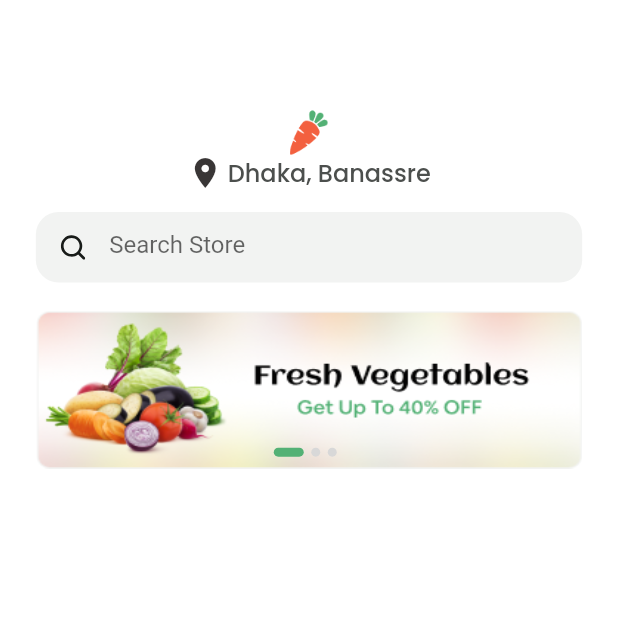
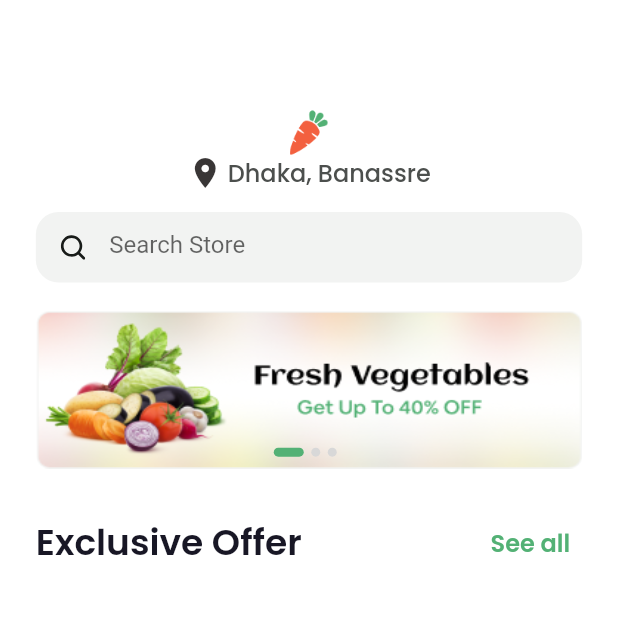
Before and after one commit to YousufQtec/grocery_app, a Flutter app: the screen it shows after launch, on a phone screen of 412 x 824 dp, the top half of it. Run offline on Flutter 3.47's test engine with Material 2 defaults, Android fonts, the phone set to English and light mode, and no system bars; our stand-ins replace bloc, flutter_bloc, flutter_svg, google_fonts.

Commit message:
add section header class

```diff
--- a/lib/components/nectar_texts.dart
+++ b/lib/components/nectar_texts.dart
@@ -1,5 +1,6 @@
 import 'package:flutter/material.dart';
 import 'package:google_fonts/google_fonts.dart';
+import 'package:grocery_app/constants.dart';
 
 class MediumText extends StatelessWidget {
   const MediumText({Key? key, required this.text, required this.color})
@@ -21,20 +22,21 @@ class MediumText extends StatelessWidget {
 }
 
 class SemiBoldText extends StatelessWidget {
-  const SemiBoldText({Key? key, required this.text, required this.color})
+  const SemiBoldText({Key? key, required this.text, this.color, this.fontSize})
       : super(key: key);
   final String text;
-  final Color color;
+  final Color? color;
+  final double? fontSize;
 
   @override
   Widget build(BuildContext context) {
     return Text(
       text,
       style: GoogleFonts.poppins(
-        color: color,
-        fontSize: 18,
+        color: color ?? nBlackColor,
+        fontSize: fontSize ?? 18,
         fontWeight: FontWeight.w600,
-        height: 1
+        height: 1.1
       ),
       textAlign: TextAlign.center,
     );
--- a/lib/constants.dart
+++ b/lib/constants.dart
@@ -6,6 +6,7 @@ import 'package:flutter/material.dart';
 //-------------------colors-----------------------
 
 const nectarPrimaryColor = Color(0xFF53B175);
+const nBlackColor = Color(0xFF181725);
 
 //-------------------Strings-----------------------
 List<String> nectarZones = ['Banasree', 'Uttra', 'Khilkhet', 'Nikunjo'];
--- a/lib/screens/home/home_screen.dart
+++ b/lib/screens/home/home_screen.dart
@@ -1,6 +1,7 @@
 import 'package:flutter/material.dart';
 import 'package:flutter_bloc/flutter_bloc.dart';
 import 'package:grocery_app/screens/home/cubit/home_slider_cubit.dart';
+import 'package:grocery_app/screens/home/widgets/exclusive_offer.dart';
 import 'package:grocery_app/screens/home/widgets/home_header.dart';
 import 'package:grocery_app/screens/home/widgets/home_slider.dart';
 import '../../size_config.dart';
@@ -24,7 +25,8 @@ class HomeScreen extends StatelessWidget {
             BlocProvider(
               create: (context) => HomeSliderCubit(),
               child: const HomeSlider(),
-            )
+            ),
+            const ExclusiveOffer()
           ],
         ),
       ),
--- /dev/null
+++ b/lib/screens/home/widgets/exclusive_offer.dart
@@ -0,0 +1,15 @@
+import 'package:flutter/material.dart';
+import 'package:grocery_app/screens/home/widgets/section_header.dart';
+
+class ExclusiveOffer extends StatelessWidget {
+  const ExclusiveOffer({Key? key}) : super(key: key);
+
+  @override
+  Widget build(BuildContext context) {
+    return Column(
+      children: const [
+        SectionHeader()
+      ],
+    );
+  }
+}
--- /dev/null
+++ b/lib/screens/home/widgets/section_header.dart
@@ -0,0 +1,27 @@
+import 'package:flutter/material.dart';
+import 'package:grocery_app/components/nectar_texts.dart';
+import 'package:grocery_app/constants.dart';
+
+class SectionHeader extends StatelessWidget {
+  const SectionHeader({Key? key}) : super(key: key);
+
+  @override
+  Widget build(BuildContext context) {
+    return Row(
+      mainAxisAlignment: MainAxisAlignment.spaceBetween,
+      children: [
+        const SemiBoldText(
+          text: 'Exclusive Offer',
+          fontSize: 24,
+        ),
+        TextButton(
+            onPressed: () {},
+            child: const SemiBoldText(
+              text: 'See all',
+              fontSize: 16,
+              color: nectarPrimaryColor,
+            ))
+      ],
+    );
+  }
+}
```
